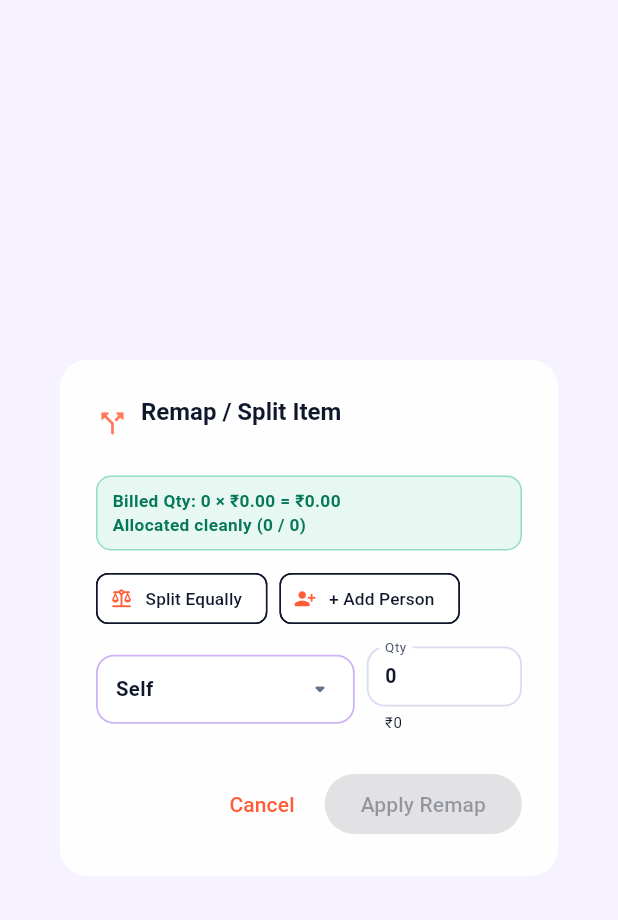
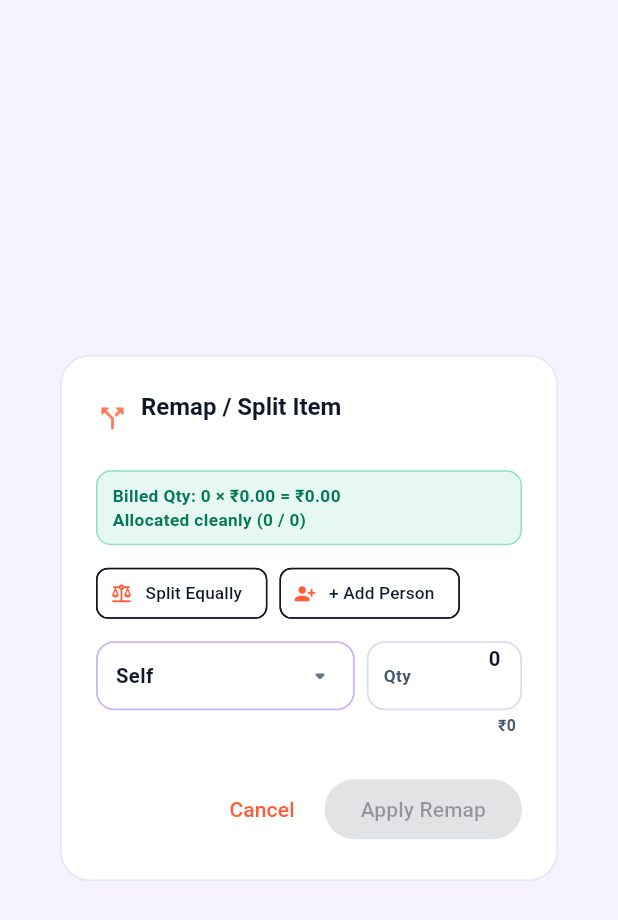
Before and after one commit to oprasannakumar/daily_finance_app, a Flutter app: the RemapItemSplitDialog widget shown alone on an empty page, opened directly with empty values, on a phone screen of 412 x 824 dp. Shown: the top 920 px of the screen. Run offline on Flutter 3.47's test engine with Material 3 defaults, Android fonts, the phone set to English and light mode, and no system bars; our stand-ins replace file_picker, flutter_contacts, google_sign_in, image_picker, local_auth, pdf and 4 more; missing offline and left inert: google_mlkit_text_recognition, quick_actions; accounts and stored records are empty.

Commit message:
Align dropdown and Qty field on same row in RemapItemSplitDialog (v1.0.2+2089)

```diff
--- a/lib/screens/invoice_manager_screen.dart
+++ b/lib/screens/invoice_manager_screen.dart
@@ -2237,9 +2237,15 @@ class _RemapItemSplitDialogState extends State<RemapItemSplitDialog> {
     final rem = _remainingQty;
     final isExactMatch = rem.abs() < 0.005;
     final hasRemaining = rem >= 0.005;
+    final colors = AppThemeColors.of(context);
+    final isDark = Theme.of(context).brightness == Brightness.dark;
 
     return AlertDialog(
-      shape: RoundedRectangleBorder(borderRadius: BorderRadius.circular(18)),
+      backgroundColor: isDark ? const Color(0xFF141A36) : Colors.white,
+      shape: RoundedRectangleBorder(
+        borderRadius: BorderRadius.circular(20),
+        side: BorderSide(color: colors.inputBorder.withValues(alpha: 0.7), width: 1.1),
+      ),
       title: Row(
         children: [
           const Icon(Icons.call_split_rounded, color: Color(0xFFFF7A5C), size: 22),
@@ -2322,6 +2328,7 @@ class _RemapItemSplitDialogState extends State<RemapItemSplitDialog> {
                   final rowTotal = alloc.quantity * widget.unitPrice;
                   return Row(
                     key: ObjectKey(alloc),
+                    crossAxisAlignment: CrossAxisAlignment.start,
                     children: [
                       Expanded(
                         flex: 5,
@@ -2337,17 +2344,55 @@ class _RemapItemSplitDialogState extends State<RemapItemSplitDialog> {
                       const SizedBox(width: 8),
                       Expanded(
                         flex: 3,
+                        child: Column(
+                          mainAxisSize: MainAxisSize.min,
+                          crossAxisAlignment: CrossAxisAlignment.end,
+                          children: [
+                            Container(
+                              key: ValueKey('split_alloc_qty_$idx'),
+                              height: 46,
+                              padding: const EdgeInsets.symmetric(horizontal: 10),
+                              decoration: BoxDecoration(
+                                color: colors.inputBg,
+                                borderRadius: BorderRadius.circular(12),
+                                border: Border.all(
+                                  color: colors.inputBorder,
+                                  width: 1.2,
+                                ),
+                              ),
+                              child: Row(
+                                children: [
+                                  Text(
+                                    'Qty',
+                                    style: TextStyle(
+                                      fontSize: 11.5,
+                                      fontWeight: FontWeight.w600,
+                                      color: colors.textSecondary,
+                                    ),
+                                  ),
+                                  const SizedBox(width: 4),
+                                  Expanded(
                                     child: TextField(
                                       controller: _qtyCtrls[idx],
                                       keyboardType: const TextInputType.numberWithOptions(decimal: true),
-                          style: const TextStyle(fontSize: 13, fontWeight: FontWeight.bold),
+                                      textAlign: TextAlign.right,
+                                      style: TextStyle(
+                                        fontSize: 13.5,
+                                        fontWeight: FontWeight.bold,
+                                        color: colors.textPrimary,
+                                      ),
                                       decoration: InputDecoration(
-                            labelText: 'Qty',
-                            helperText: '₹${rowTotal.toStringAsFixed(0)}',
-                            helperStyle: const TextStyle(fontSize: 10),
+                                        hintText: '0',
+                                        hintStyle: TextStyle(
+                                          fontSize: 13,
+                                          color: colors.textSecondary.withValues(alpha: 0.6),
+                                        ),
                                         isDense: true,
-                            contentPadding: const EdgeInsets.symmetric(horizontal: 8, vertical: 10),
-                            border: OutlineInputBorder(borderRadius: BorderRadius.circular(10)),
+                                        filled: false,
+                                        border: InputBorder.none,
+                                        enabledBorder: InputBorder.none,
+                                        focusedBorder: InputBorder.none,
+                                        contentPadding: EdgeInsets.zero,
                                       ),
                                       onChanged: (v) {
                                         setState(() {
@@ -2356,9 +2401,27 @@ class _RemapItemSplitDialogState extends State<RemapItemSplitDialog> {
                                       },
                                     ),
                                   ),
+                                ],
+                              ),
+                            ),
+                            Padding(
+                              padding: const EdgeInsets.only(top: 3, right: 4),
+                              child: Text(
+                                '₹${rowTotal.toStringAsFixed(0)}',
+                                style: TextStyle(
+                                  fontSize: 10.5,
+                                  fontWeight: FontWeight.w600,
+                                  color: colors.textSecondary,
+                                ),
+                              ),
+                            ),
+                          ],
+                        ),
+                      ),
                       if (_allocs.length > 1)
                         SizedBox(
                           width: 28,
+                          height: 46,
                           child: IconButton(
                             padding: EdgeInsets.zero,
                             tooltip: 'Remove share',
--- a/pubspec.yaml
+++ b/pubspec.yaml
@@ -16,7 +16,7 @@ publish_to: 'none' # Remove this line if you wish to publish to pub.dev
 # https://developer.apple.com/library/archive/documentation/General/Reference/InfoPlistKeyReference/Articles/CoreFoundationKeys.html
 # In Windows, build-name is used as the major, minor, and patch parts
 # of the product and file versions while build-number is used as the build suffix.
-version: 1.0.2+2088
+version: 1.0.2+2089
 
 environment:
   sdk: ">=3.7.0 <4.0.0"
```
Also changed, not shown: 1 other file. Lines whose indentation alone changed are shown as unchanged.
